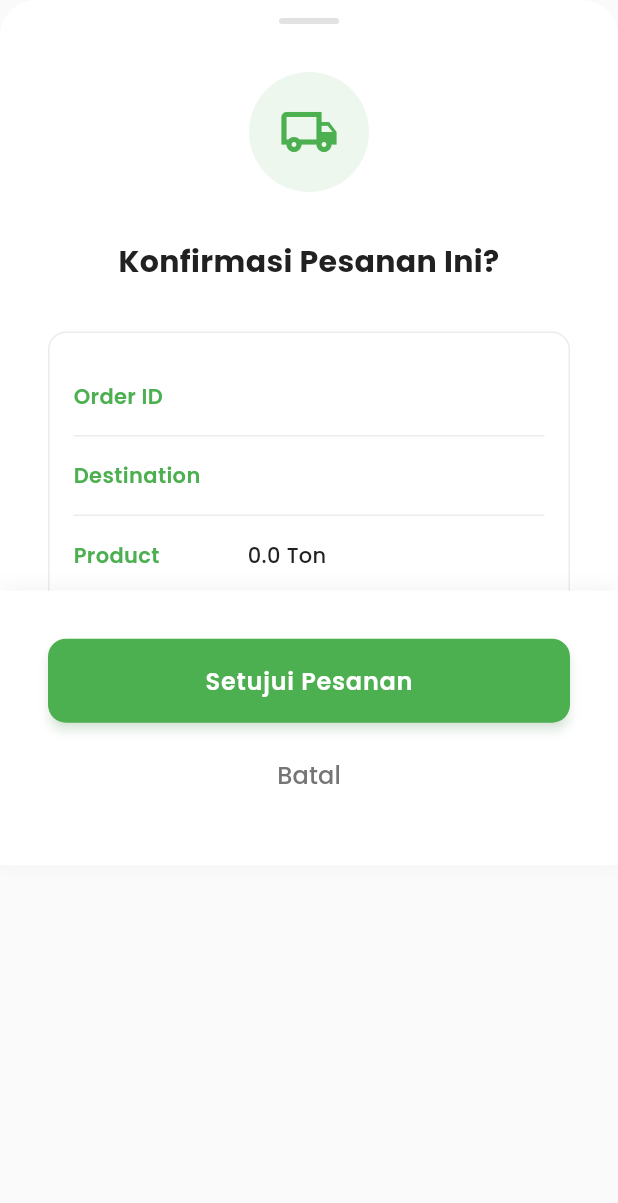
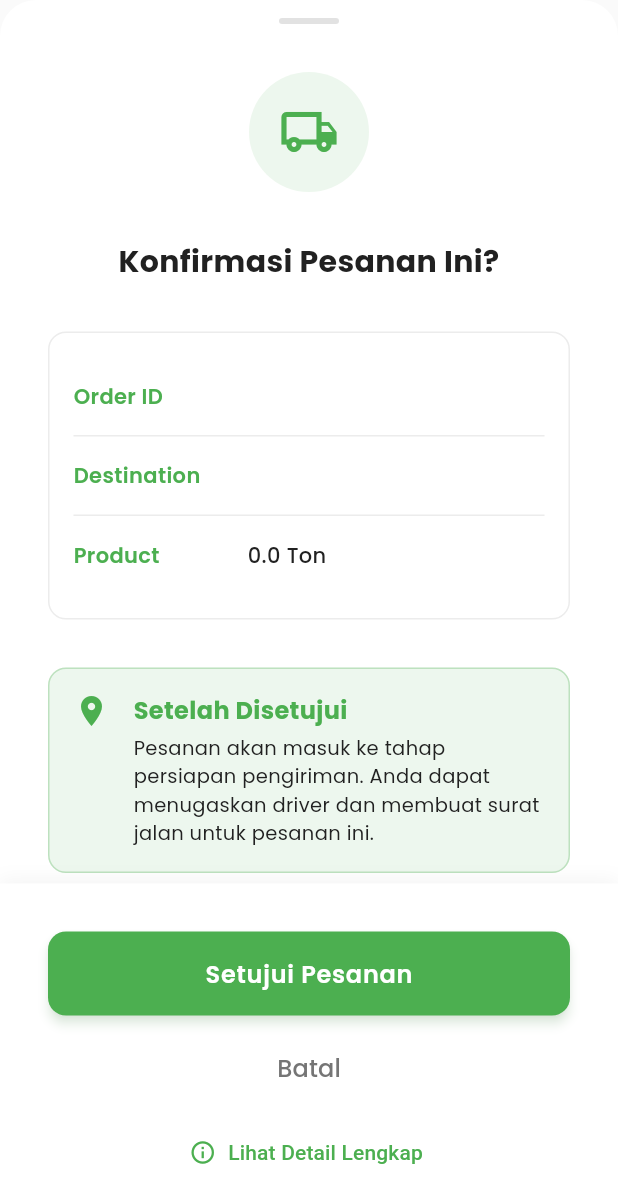
Before and after one commit to tegars5/cangkang_sawit_front_end, a Flutter app: the AdminOrderConfirmBottomSheet widget shown alone on an empty page, opened directly with empty values, on a phone screen of 412 x 824 dp. Shown: the top 1203 px of the screen. Run offline on Flutter 3.47's test engine with Material 3 defaults, Android fonts, the phone set to English and light mode, and no system bars; our stand-ins replace geolocator, go_router, google_fonts, google_maps_flutter, permission_handler, shared_preferences; accounts and stored records are empty; network calls fail.

Commit message:
feat: Phase 1 - Fix bottom sheet clickability and scrolling
PHASE 1 COMPLETE: Fixed immediate issues per plan.md

Changes:
1. ✅ Fixed bottom sheet clickable
   - Removed backgroundColor: Colors.transparent
   - Added DraggableScrollableSheet wrapper
   - initialChildSize: 0.7, minChildSize: 0.5, maxChildSize: 0.9
   - Proper rounded corners with shape parameter

2. ✅ Updated AdminOrderConfirmBottomSheet
   - Added scrollController parameter (optional)
   - Removed fixed height constraint
   - Uses scroll controller from DraggableScrollableSheet
   - Better UX with draggable behavior

3. ✅ Improved bottom sheet UX
   - Can drag to resize (50%-90% of screen)
   - Smooth scrolling with controller
   - Clickable buttons (no transparent overlay blocking)
   - Handle bar for visual feedback

TESTING:
- Tap order → bottom sheet appears
- Drag handle to resize
- Scroll content smoothly
- All buttons clickable
- Approve button works

Next: Phase 2 - Clean admin flow + rename ActionScreen

```diff
--- a/lib/screens/admin/admin_order_confirm_bottom_sheet.dart
+++ b/lib/screens/admin/admin_order_confirm_bottom_sheet.dart
@@ -7,11 +7,17 @@ import '../../core/theme/app_radius.dart';
 import '../../core/widgets/primary_button.dart';
 import '../../repositories/order_repository.dart';
 import '../../models/order.dart';
+import 'admin_order_action_screen.dart';
 
 class AdminOrderConfirmBottomSheet extends StatefulWidget {
   final Order order;
+  final ScrollController? scrollController;
 
-  const AdminOrderConfirmBottomSheet({super.key, required this.order});
+  const AdminOrderConfirmBottomSheet({
+    super.key,
+    required this.order,
+    this.scrollController,
+  });
 
   @override
   State<AdminOrderConfirmBottomSheet> createState() =>
@@ -69,7 +75,6 @@ class _AdminOrderConfirmBottomSheetState
   @override
   Widget build(BuildContext context) {
     return Container(
-      height: MediaQuery.of(context).size.height * 0.7,
       decoration: const BoxDecoration(
         color: AppColors.surface,
         borderRadius: BorderRadius.only(
@@ -92,6 +97,7 @@ class _AdminOrderConfirmBottomSheetState
 
           Expanded(
             child: SingleChildScrollView(
+              controller: widget.scrollController,
               padding: const EdgeInsets.all(AppSpacings.xl),
               child: Column(
                 children: [
@@ -244,6 +250,27 @@ class _AdminOrderConfirmBottomSheetState
                     ),
                   ),
                 ),
+                const SizedBox(height: AppSpacings.xs),
+                TextButton.icon(
+                  onPressed: _isProcessing
+                      ? null
+                      : () {
+                          Navigator.pop(context); // Close bottom sheet
+                          Navigator.push(
+                            context,
+                            MaterialPageRoute(
+                              builder: (context) => AdminOrderActionScreen(
+                                orderId: widget.order.id,
+                              ),
+                            ),
+                          );
+                        },
+                  icon: const Icon(Icons.info_outline, size: 18),
+                  label: const Text('Lihat Detail Lengkap'),
+                  style: TextButton.styleFrom(
+                    foregroundColor: AppColors.primary,
+                  ),
+                ),
               ],
             ),
           ),
```
Also changed, not shown: lib/screens/admin/admin_orders_screen.dart (+20 -7 lines).
